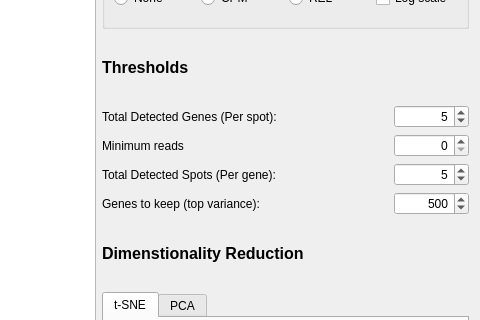
Before: the Qt Designer form src/analysis/analysisClustering.ui in jfnavarro/st_viewer, drawn with Qt 5; both pictures show x 515 to 995 and y 118 to 438 of the 995 by 763 pixel window.
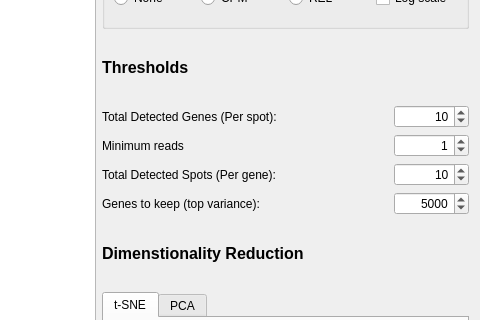
After: the same form once the commit is applied. Custom widgets are drawn as their Qt base class.

Commit message: Fixed a bug in the computation of rendering data

```diff
--- a/src/analysis/analysisClustering.ui
+++ b/src/analysis/analysisClustering.ui
@@ -187,8 +187,11 @@
          <property name="alignment">
           <set>Qt::AlignRight|Qt::AlignTrailing|Qt::AlignVCenter</set>
          </property>
+         <property name="maximum">
+          <number>1000</number>
+         </property>
          <property name="value">
-          <number>5</number>
+          <number>10</number>
          </property>
         </widget>
        </item>
@@ -233,6 +236,9 @@
          <property name="alignment">
           <set>Qt::AlignRight|Qt::AlignTrailing|Qt::AlignVCenter</set>
          </property>
+         <property name="value">
+          <number>1</number>
+         </property>
         </widget>
        </item>
       </layout>
@@ -276,8 +282,11 @@
          <property name="alignment">
           <set>Qt::AlignRight|Qt::AlignTrailing|Qt::AlignVCenter</set>
          </property>
+         <property name="maximum">
+          <number>100</number>
+         </property>
          <property name="value">
-          <number>5</number>
+          <number>10</number>
          </property>
         </widget>
        </item>
@@ -326,10 +335,10 @@
           <number>10</number>
          </property>
          <property name="maximum">
-          <number>100000</number>
+          <number>10000</number>
          </property>
          <property name="value">
-          <number>500</number>
+          <number>5000</number>
          </property>
         </widget>
        </item>
```
The commit also changes 2 other files.
